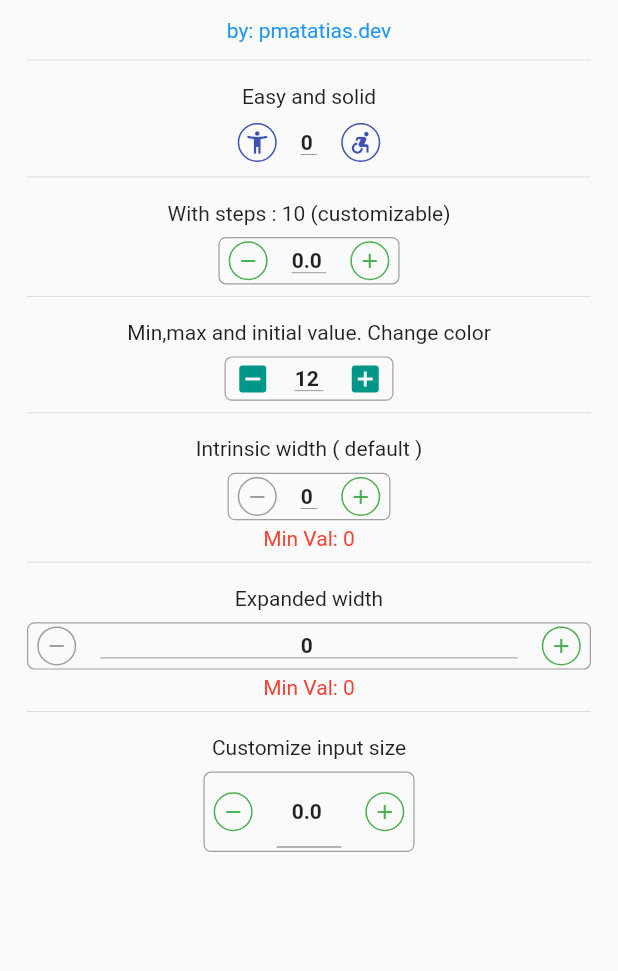
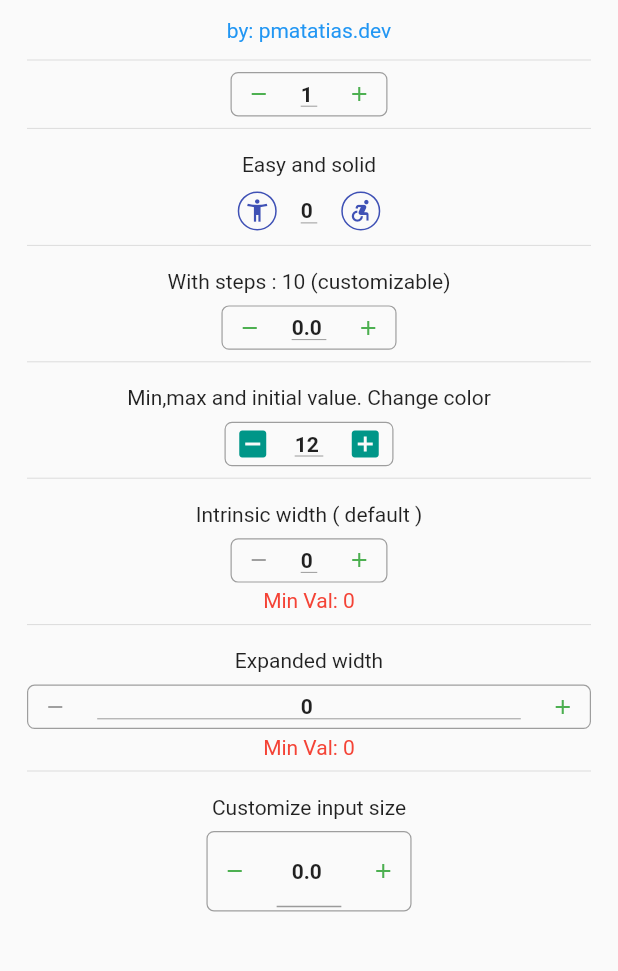
Before and after one commit to pmatatias/input-quantity, a Flutter app: the screen it shows after launch, on a phone screen of 412 x 824 dp, the part 165-1136 px from its top. Run offline on Flutter 3.47's test engine with Material 2 defaults, Android fonts, the phone set to English and light mode, and no system bars.

Commit message:
Patch1.2 (#22)
* chore: init  1.2

* ref: BoxShape.circle

* update pubspec ymal

* chore: update path

* chore: done

```diff
--- a/example/lib/main.dart
+++ b/example/lib/main.dart
@@ -58,6 +58,8 @@ class _MyHomePageState extends State<MyHomePage> {
                 ),
               ),
               const Divider(),
+              InputQty(onQtyChanged: (val) {}),
+              const Divider(),
               const Padding(
                 padding: EdgeInsets.all(8.0),
                 child: Text('Easy and solid'),
@@ -69,10 +71,8 @@ class _MyHomePageState extends State<MyHomePage> {
                 minVal: -5,
                 borderShape: BorderShapeBtn.circle,
                 boxDecoration: const BoxDecoration(),
-                minusBtn: const Icon(
-                  Icons.accessibility_new_outlined,
-                  size: 18,
-                ),
+                minusBtn:
+                    const Icon(Icons.accessibility_new_outlined, size: 18),
                 plusBtn: const Icon(
                   Icons.accessible_forward,
                   size: 18,
--- a/example/pubspec.yaml
+++ b/example/pubspec.yaml
@@ -14,6 +14,7 @@ dependencies:
 
   input_quantity:
     path: ../../input_quantity
+    # path: ../../input-quantity
 
   cupertino_icons: ^1.0.2
 
--- /dev/null
+++ b/lib/src/build_btn.dart
@@ -0,0 +1,50 @@
+import 'package:flutter/material.dart';
+
+import '../input_quantity.dart';
+
+class BuildBtn extends StatelessWidget {
+  final Widget? child;
+  final Function()? onChanged;
+  final bool isPlus;
+  final Color btnColor;
+  final double? splashRadius;
+
+  final BorderShapeBtn borderShape;
+
+  const BuildBtn({
+    super.key,
+    this.splashRadius,
+    this.borderShape = BorderShapeBtn.circle,
+    required this.isPlus,
+    this.onChanged,
+    this.btnColor = Colors.teal,
+    this.child,
+  });
+
+  @override
+  Widget build(BuildContext context) {
+    return Container(
+      // padding: const EdgeInsets.all(2),
+      decoration: BoxDecoration(
+        shape: borderShape == BorderShapeBtn.circle
+            ? BoxShape.circle
+            : BoxShape.rectangle,
+        border: borderShape == BorderShapeBtn.none
+            ? null
+            : Border.all(color: btnColor),
+        // borderRadius: borderShape == BorderShapeBtn.circle
+        //     ? BorderRadius.circular(9999)
+        //     : null,
+      ),
+      child: IconButton(
+        color: btnColor,
+        constraints: const BoxConstraints(),
+        padding: EdgeInsets.zero,
+        onPressed: onChanged,
+        disabledColor: btnColor,
+        splashRadius: splashRadius ?? 16,
+        icon: child ?? Icon(isPlus ? Icons.add : Icons.remove, size: 16),
+      ),
+    );
+  }
+}
--- a/lib/src/input_qty.dart
+++ b/lib/src/input_qty.dart
@@ -1,6 +1,8 @@
 import 'package:flutter/foundation.dart';
 import 'package:flutter/material.dart';
 import 'package:flutter/services.dart';
+
+import 'build_btn.dart';
 
 enum BorderShapeBtn {
   none,
@@ -97,7 +99,7 @@ class InputQty extends StatefulWidget {
     this.initVal = 1,
     this.showMessageLimit = true,
     this.boxDecoration,
-    this.borderShape = BorderShapeBtn.circle,
+    this.borderShape = BorderShapeBtn.none,
     this.splashRadius,
     this.textFieldDecoration,
     this.isIntrinsicWidth = true,
@@ -225,13 +227,9 @@ class _InputQtyState extends State<InputQty> {
                         child: widget.minusBtn,
                       );
                     }),
-                const SizedBox(
-                  width: 8,
-                ),
+                const SizedBox(width: 8),
                 Expanded(child: _buildtextfield()),
-                const SizedBox(
-                  width: 8,
-                ),
+                const SizedBox(width: 8),
                 ValueListenableBuilder<num?>(
                     valueListenable: currentval,
                     builder: (context, value, child) {
@@ -287,7 +285,7 @@ class _InputQtyState extends State<InputQty> {
           keyboardType: TextInputType.number,
           inputFormatters: [
             // LengthLimitingTextInputFormatter(10),
-            FilteringTextInputFormatter.allow(RegExp(r"^\d*\.?\-?\d*")),
+            FilteringTextInputFormatter.allow(RegExp(r'^\d*\.?\-?\d*')),
           ],
         ),
       );
@@ -297,7 +295,6 @@ class _InputQtyState extends State<InputQty> {
       builder: (context, val, __) {
         if (val == null) return const SizedBox();
         final value = val;
-
         if (value <= widget.minVal) {
           return Padding(
             padding: const EdgeInsets.only(top: 4),
@@ -325,47 +322,3 @@ class _InputQtyState extends State<InputQty> {
     _valCtrl.dispose();
   }
 }
-
-class BuildBtn extends StatelessWidget {
-  final Widget? child;
-  final Function()? onChanged;
-  final bool isPlus;
-  final Color btnColor;
-  final double? splashRadius;
-
-  final BorderShapeBtn borderShape;
-
-  const BuildBtn({
-    super.key,
-    this.splashRadius,
-    this.borderShape = BorderShapeBtn.circle,
-    required this.isPlus,
-    this.onChanged,
-    this.btnColor = Colors.teal,
-    this.child,
-  });
-
-  @override
-  Widget build(BuildContext context) {
-    return Container(
-      // padding: const EdgeInsets.all(2),
-      decoration: BoxDecoration(
-        border: borderShape == BorderShapeBtn.none
-            ? null
-            : Border.all(color: btnColor),
-        borderRadius: borderShape == BorderShapeBtn.circle
-            ? BorderRadius.circular(9999)
-            : null,
-      ),
-      child: IconButton(
-        color: btnColor,
-        constraints: const BoxConstraints(),
-        padding: EdgeInsets.zero,
-        onPressed: onChanged,
-        disabledColor: btnColor,
-        splashRadius: splashRadius ?? 16,
-        icon: child ?? Icon(isPlus ? Icons.add : Icons.remove, size: 16),
-      ),
-    );
-  }
-}
--- a/pubspec.yaml
+++ b/pubspec.yaml
@@ -1,7 +1,7 @@
 name: input_quantity
 description: A widget for input quantity. Built with TextFormField. Type manually or increase and decrease value with the btn
 
-version: 1.1.6
+version: 1.2.0
 
 homepage: https://pmatatias.dev
 repository: https://github.com/pmatatias/input-quantity
```
Also changed, not shown: example/pubspec.lock, 1 other file.
